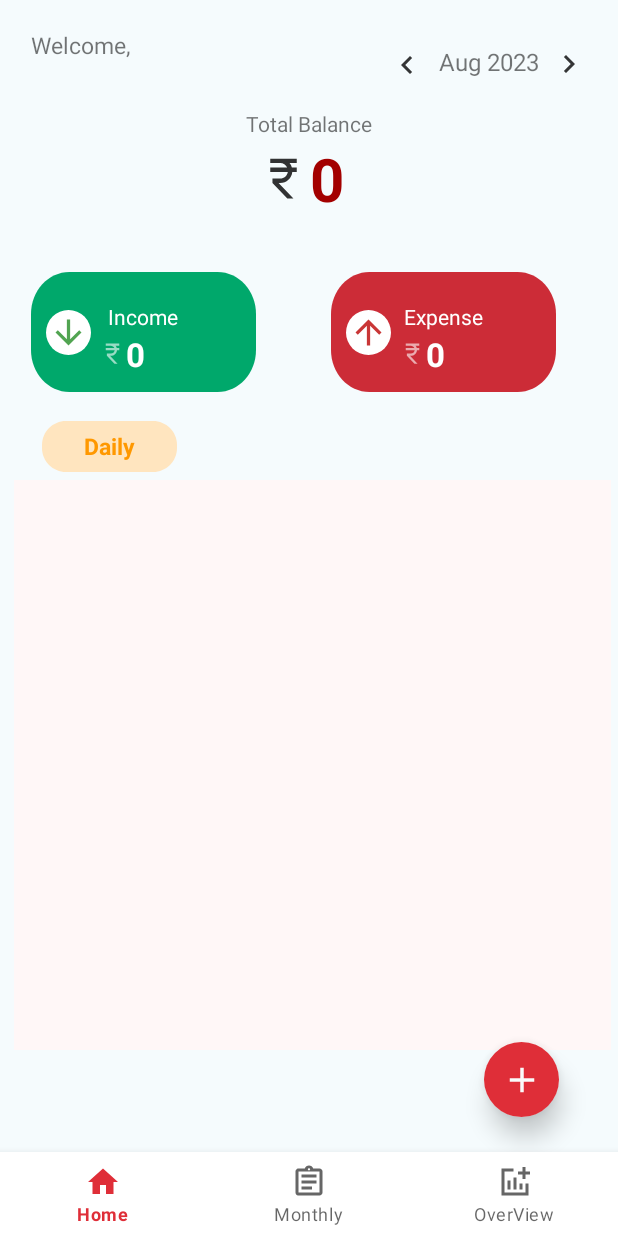
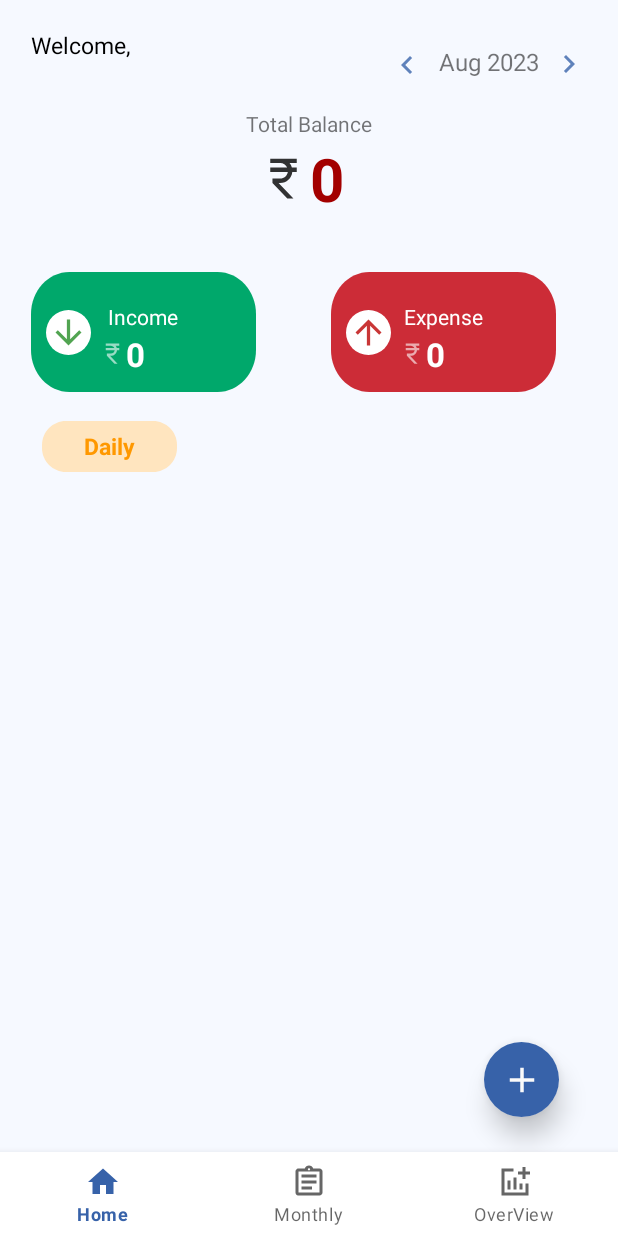
Before and after one commit to zakirhusain-3802/Expense_Tracker, an Android app: the screen it shows after launch once a user with an empty profile is signed in (MainActivity), on a phone screen of 412 x 824 dp. Run offline under Robolectric (Android 15) with nearby library versions, the phone set to English and light mode, and no system bars; our stand-ins replace Firebase (no records; nobody signed in at launch, a user with empty details on screens opened directly), Room's generated code; libraries missing offline, so code that uses them is left out: com.anychart.anychart.

Commit message:
Ui changing

```diff
--- a/app/src/main/res/drawable/arrow_back.xml
+++ b/app/src/main/res/drawable/arrow_back.xml
@@ -1,5 +1,5 @@
 <vector android:alpha="0.79" android:autoMirrored="true"
-    android:height="24dp" android:tint="#000000"
+    android:height="24dp" android:tint="@color/golds"
     android:viewportHeight="24" android:viewportWidth="24"
     android:width="24dp" xmlns:android="http://schemas.android.com/apk/res/android">
     <path android:fillColor="@android:color/white" android:pathData="M15.41,16.59L10.83,12l4.58,-4.59L14,6l-6,6 6,6 1.41,-1.41z"/>
--- a/app/src/main/res/drawable/arrow_for.xml
+++ b/app/src/main/res/drawable/arrow_for.xml
@@ -1,5 +1,5 @@
 <vector android:alpha="0.79" android:autoMirrored="true"
-    android:height="24dp" android:tint="#000000"
+    android:height="24dp" android:tint="@color/golds"
     android:viewportHeight="24" android:viewportWidth="24"
     android:width="24dp" xmlns:android="http://schemas.android.com/apk/res/android">
     <path android:fillColor="@android:color/white" android:pathData="M8.59,16.59L13.17,12 8.59,7.41 10,6l6,6 -6,6 -1.41,-1.41z"/>
--- a/app/src/main/res/layout/fragment_home.xml
+++ b/app/src/main/res/layout/fragment_home.xml
@@ -5,7 +5,7 @@
     android:layout_width="match_parent"
     android:layout_height="match_parent"
     tools:context=".HomeFragment"
-    android:background="#F5FBFD"
+    android:background="#F6F9FF"
     >
 
 
@@ -180,7 +180,7 @@ android:padding="5dp"
         android:layout_marginLeft="5dp"
         android:layout_marginTop="5dp"
         android:paddingRight="15dp"
-        android:background="#FFF7F7"
+        android:background="@color/act"
         android:paddingBottom="380dp"
         app:layout_constraintBottom_toBottomOf="parent"
         app:layout_constraintEnd_toEndOf="parent"
@@ -268,6 +268,7 @@ android:padding="5dp"
         android:layout_width="wrap_content"
         android:layout_height="wrap_content"
         android:text="Welcome, "
+        android:textColor="@color/black"
         android:textSize="15dp"
         app:layout_constraintBottom_toTopOf="@+id/frameLayout"
         app:layout_constraintEnd_toStartOf="@+id/textView11"
--- a/app/src/main/res/layout/fragment_month.xml
+++ b/app/src/main/res/layout/fragment_month.xml
@@ -5,7 +5,7 @@
     android:layout_width="match_parent"
     android:layout_height="match_parent"
     tools:context=".MonthFragment"
-    android:background="@color/act">
+    android:background="#F6F9FF">
 
 
     <androidx.recyclerview.widget.RecyclerView
--- a/app/src/main/res/values/colors.xml
+++ b/app/src/main/res/values/colors.xml
@@ -9,9 +9,11 @@
     <color name="white">#FFFFFFFF</color>
     <color name="status">#429690</color>
 <!--    <color name="golds">#702963</color>-->
-    <color name="golds">#DF2E38</color>
+<!--    android:background="#FFF7F7"-->
+    <color name="golds">#3762a9</color>
     <color name="bg_re">#F9FAF9</color>
-    <color name="act">#FFF7F7</color>
+    <color name="act">#F6F9FF</color>
+    <color name="red">#DF2E38</color>
 
 
 </resources>
```
